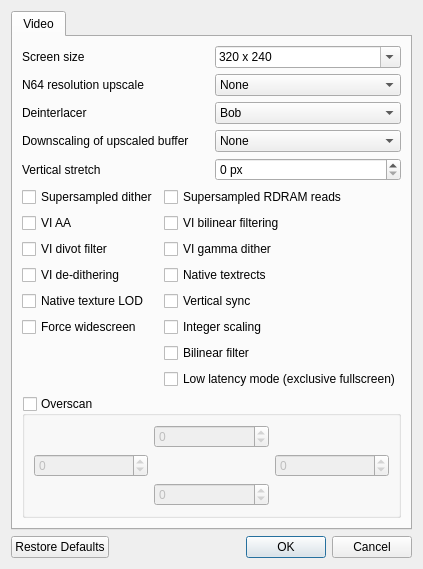
This is Source/3rdParty/mupen64plus-video-parallel/UserInterface/MainDialog.ui in SatanNintendo/RMG as Qt 5 draws it before an edit. The edited form follows.
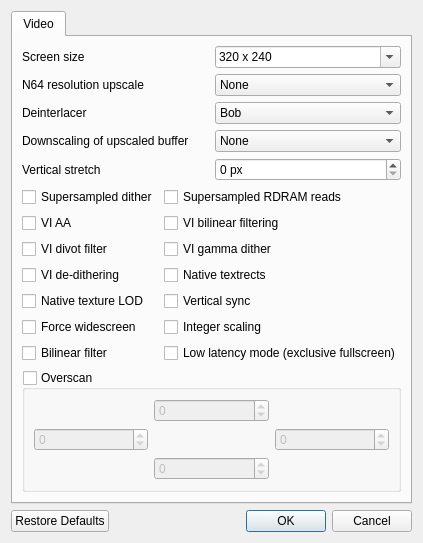
This is the edited form.

Diff of the .ui file:
```diff
--- a/Source/3rdParty/mupen64plus-video-parallel/UserInterface/MainDialog.ui
+++ b/Source/3rdParty/mupen64plus-video-parallel/UserInterface/MainDialog.ui
@@ -268,6 +268,13 @@
                </property>
               </widget>
              </item>
+             <item>
+              <widget class="QCheckBox" name="bilinearFilterCheckBox">
+               <property name="text">
+                <string>Bilinear filter</string>
+               </property>
+              </widget>
+             </item>
              <item>
               <spacer name="verticalSpacer_3">
                <property name="orientation">
@@ -327,13 +334,6 @@
                </property>
               </widget>
              </item>
-             <item>
-              <widget class="QCheckBox" name="bilinearFilterCheckBox">
-               <property name="text">
-                <string>Bilinear filter</string>
-               </property>
-              </widget>
-             </item>
              <item>
               <widget class="QCheckBox" name="lowLatencyCheckBox">
                <property name="toolTip">
```
